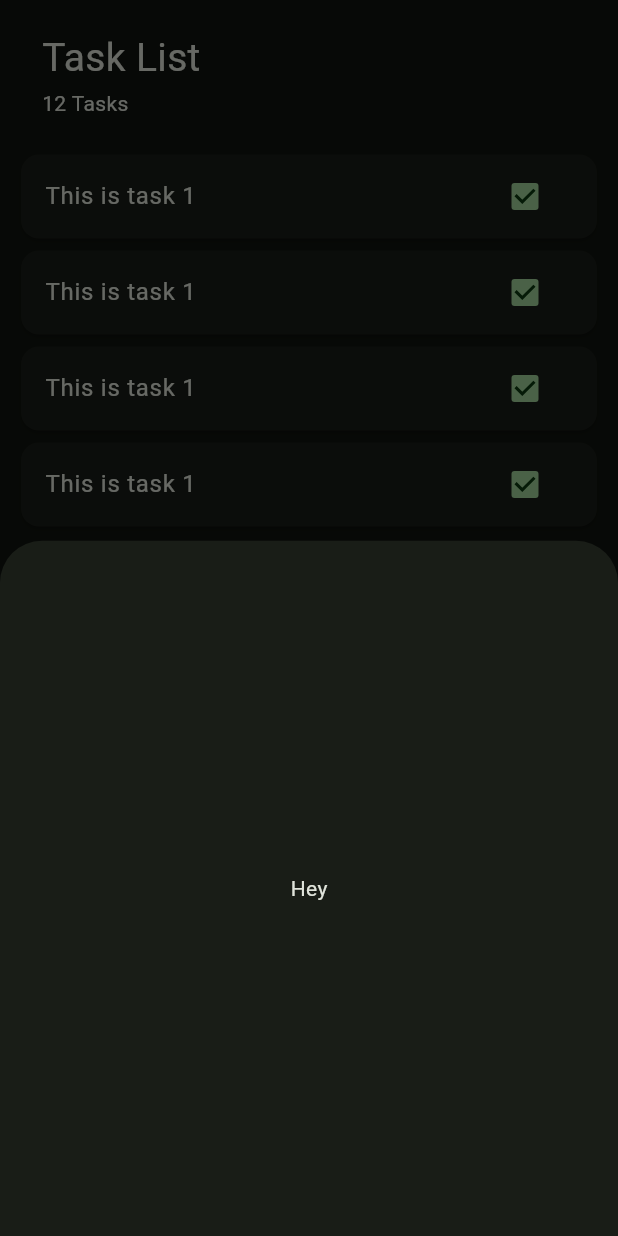
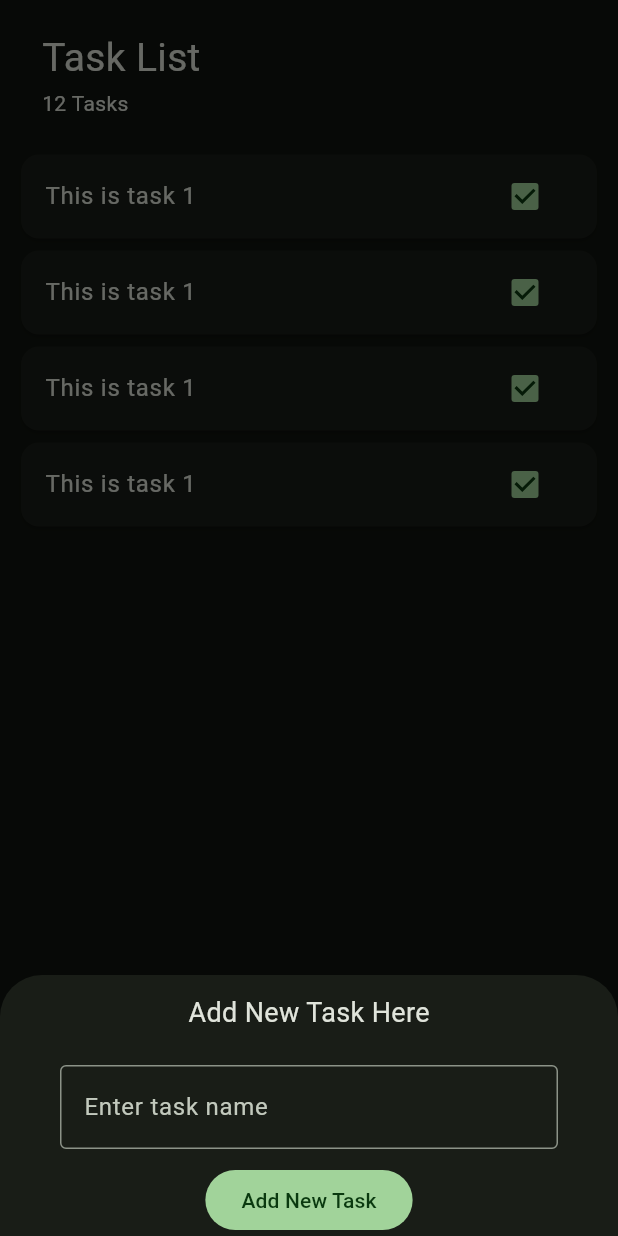
Before and after one commit to dizzpy/MaterialToDo-withProvider, a Flutter app: the screen it shows after launch, after a tap on the "add" icon, on a phone screen of 412 x 824 dp. Run offline on Flutter 3.47's test engine with Material 3 defaults, Android fonts, the phone set to English and light mode, and no system bars.

Commit message:
model style done

```diff
--- a/lib/screens/add_task_screen.dart
+++ b/lib/screens/add_task_screen.dart
@@ -6,9 +6,36 @@ class AddTaskScreen extends StatelessWidget {
   @override
   Widget build(BuildContext context) {
     return Container(
-      child: Center(
-        child: Text('Hey'),
-      ),
-    );
+        child: Column(
+      children: [
+        // Title
+        Padding(
+          padding: const EdgeInsets.all(12.0),
+          child: Text(
+            'Add New Task Here',
+            style: TextStyle(fontSize: 18),
+          ),
+        ),
+        SizedBox(height: 10),
+        // Text box
+        Padding(
+          padding: const EdgeInsets.symmetric(horizontal: 40),
+          child: TextField(
+            decoration: InputDecoration(
+              border: OutlineInputBorder(),
+              hintText: 'Enter task name',
+            ),
+          ),
+        ),
+
+        SizedBox(height: 10),
+
+        // Button
+        FilledButton(
+          onPressed: () => {},
+          child: Text('Add New Task'),
+        )
+      ],
+    ));
   }
 }
--- a/lib/screens/task_screen.dart
+++ b/lib/screens/task_screen.dart
@@ -13,7 +13,13 @@ class TasksScreen extends StatelessWidget {
         onPressed: () {
           showModalBottomSheet(
             context: context,
-            builder: (context) => AddTaskScreen(),
+            builder: (context) => SingleChildScrollView(
+              child: Container(
+                padding: EdgeInsets.only(
+                    bottom: MediaQuery.of(context).viewInsets.bottom),
+                child: AddTaskScreen(),
+              ),
+            ),
           );
         },
         child: Icon(Icons.add),
```
